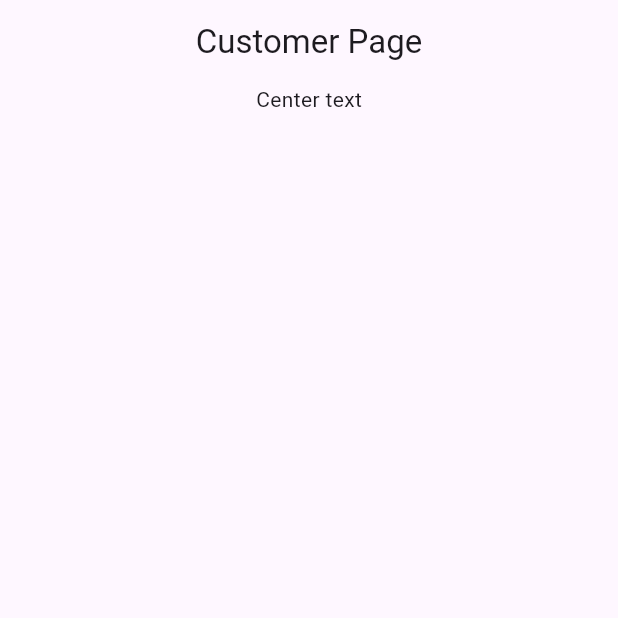
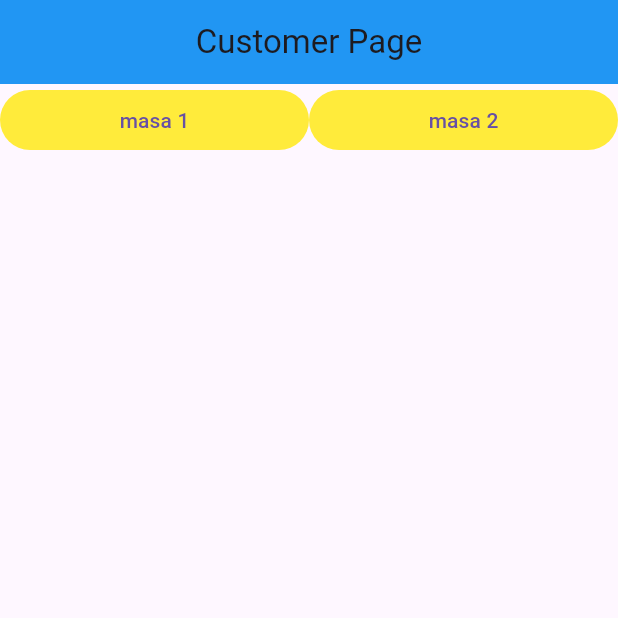
Before and after one commit to GimboLark/basic-check-system, a Flutter app: the screen it shows after launch, on a phone screen of 412 x 824 dp, the top half of it. Run offline on Flutter 3.47's test engine with Material 3 defaults, Android fonts, the phone set to English and light mode, and no system bars.

Commit message:
Updating some of the code on customer file

```diff
--- a/frontend-flutter/customer/lib/main.dart
+++ b/frontend-flutter/customer/lib/main.dart
@@ -13,6 +13,7 @@ class MyApp extends StatelessWidget {
       home: Scaffold(
         appBar: AppBar(
           title: Text("Customer Page"),
+          backgroundColor: Colors.blue,
           centerTitle: true,
         ),
         body: MainPage(),
@@ -34,9 +35,23 @@ class _MainPageState extends State<MainPage> {
     return Center(
       child: Column(
         children: [
-          Text("Center text")
+          Row(
+            children: [butonParcalari("1"), butonParcalari("2")],
+          )
         ],
       ),
     );
   }
+
+  Expanded butonParcalari(String number) {
+    return Expanded(
+        child: TextButton(
+      onPressed: () {
+        Placeholder;
+      },
+      child: Text("masa $number"),
+      style:
+          ButtonStyle(backgroundColor: MaterialStatePropertyAll(Colors.yellow)),
+    ));
+  }
 }
```
